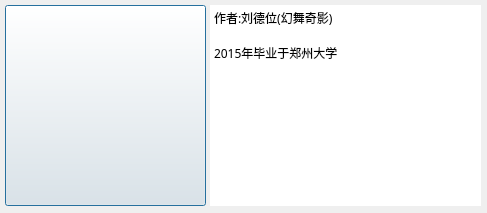
The window that src/dialogaboutauthor.ui (cnldw/FinanceFileReader) describes before a commit, drawn with Qt 5.
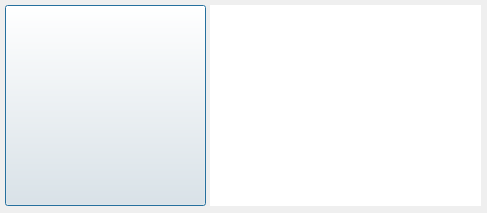
The same window after the commit. Icons and pictures are not drawn.

The edit to the form file:
```diff
--- a/src/dialogaboutauthor.ui
+++ b/src/dialogaboutauthor.ui
@@ -25,7 +25,7 @@
   <property name="windowTitle">
    <string>关于作者</string>
   </property>
-  <widget class="QPlainTextEdit" name="plainTextEdit">
+  <widget class="QTextEdit" name="textEdit">
    <property name="geometry">
     <rect>
      <x>210</x>
@@ -45,12 +45,6 @@
    <property name="readOnly">
     <bool>true</bool>
    </property>
-   <property name="plainText">
-    <string>作者:刘德位(幻舞奇影)
-
-2015年毕业于郑州大学
-</string>
-   </property>
   </widget>
   <widget class="QPushButton" name="pushButton">
    <property name="geometry">
```
